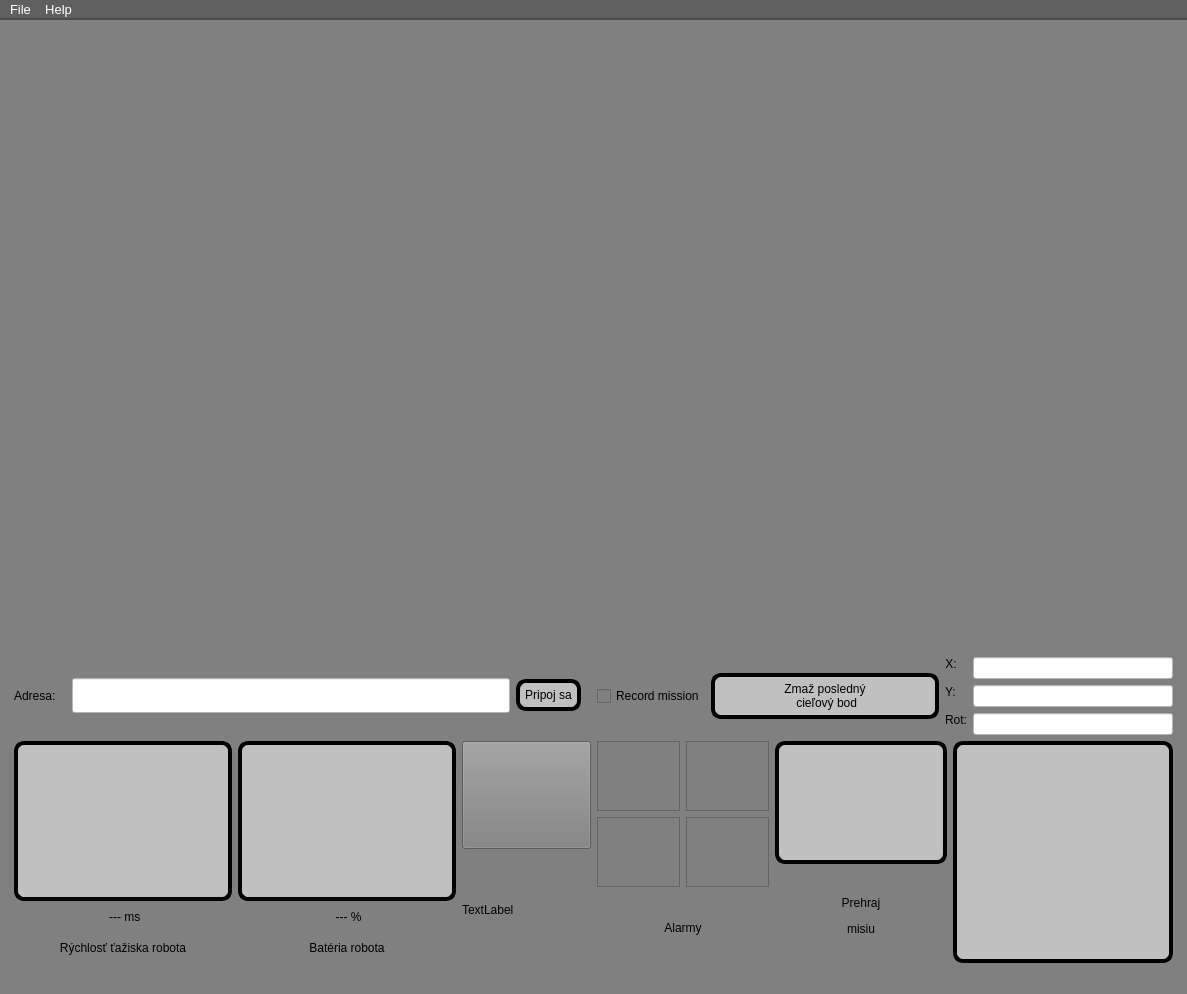
The window that robotGUI/mainwindow.ui (Samwise101/robotHMI) describes before a commit, drawn with Qt 5.
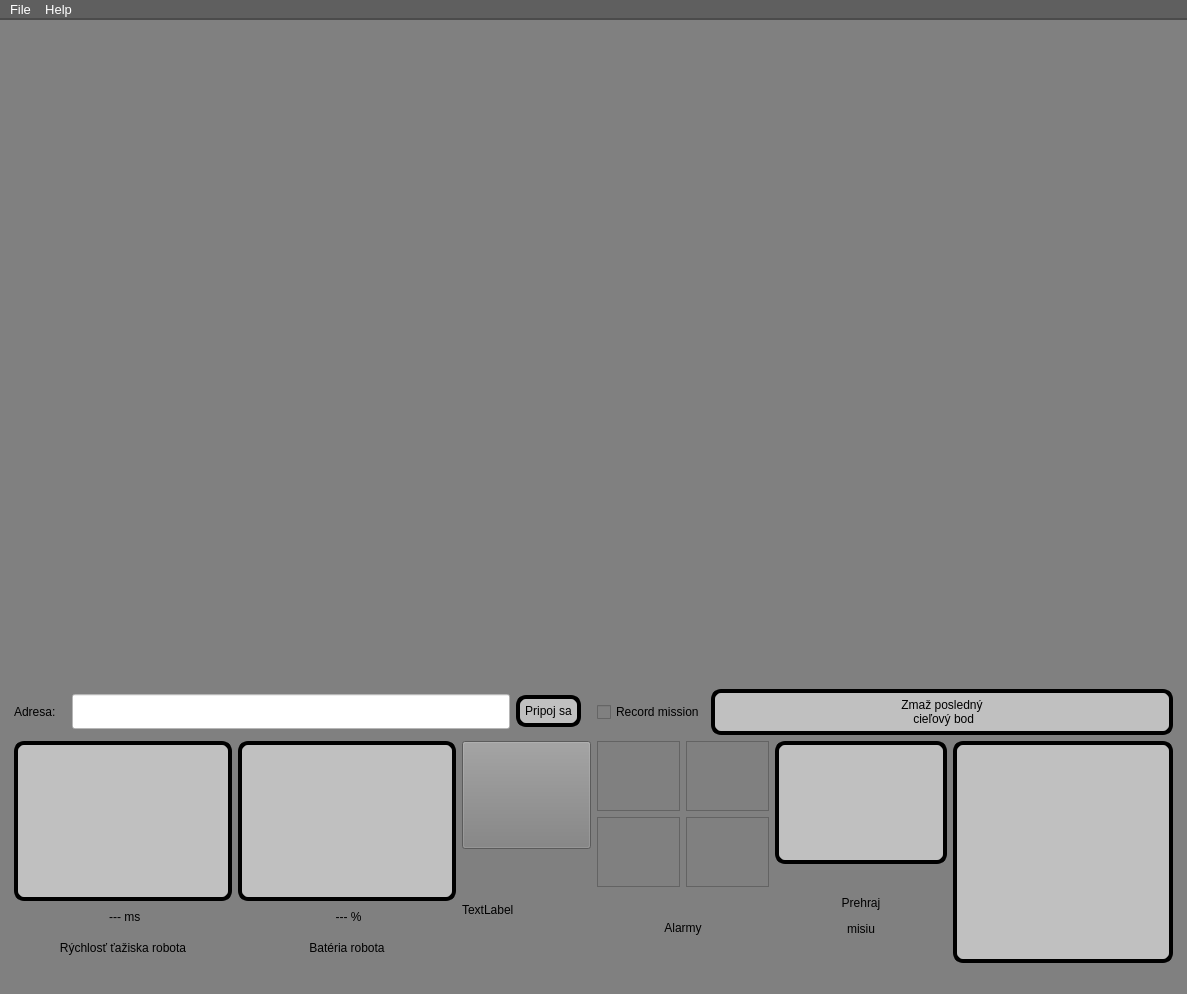
The same window after the commit. Icons and pictures are not drawn.

Diff of the .ui file:
```diff
--- a/robotGUI/mainwindow.ui
+++ b/robotGUI/mainwindow.ui
@@ -339,7 +339,7 @@
      </layout>
     </item>
     <item row="1" column="4">
-     <layout class="QHBoxLayout" name="horizontalLayout_2" stretch="0,0,0">
+     <layout class="QHBoxLayout" name="horizontalLayout_2" stretch="0,0">
       <item>
        <widget class="QCheckBox" name="checkBox">
         <property name="sizePolicy">
@@ -390,125 +390,6 @@
         </property>
        </widget>
       </item>
-      <item>
-       <layout class="QFormLayout" name="formLayout_2">
-        <item row="3" column="0">
-         <widget class="QLabel" name="label_3">
-          <property name="sizePolicy">
-           <sizepolicy hsizetype="Fixed" vsizetype="Fixed">
-            <horstretch>0</horstretch>
-            <verstretch>0</verstretch>
-           </sizepolicy>
-          </property>
-          <property name="styleSheet">
-           <string notr="true">font: 700 11pt &quot;Segoe UI&quot;;
-color:black;</string>
-          </property>
-          <property name="text">
-           <string>Y:</string>
-          </property>
-         </widget>
-        </item>
-        <item row="3" column="1">
-         <widget class="QLineEdit" name="yValue">
-          <property name="sizePolicy">
-           <sizepolicy hsizetype="Minimum" vsizetype="Fixed">
-            <horstretch>0</horstretch>
-            <verstretch>0</verstretch>
-           </sizepolicy>
-          </property>
-          <property name="minimumSize">
-           <size>
-            <width>200</width>
-            <height>0</height>
-           </size>
-          </property>
-          <property name="styleSheet">
-           <string notr="true">background-color:#ffffff;</string>
-          </property>
-         </widget>
-        </item>
-        <item row="4" column="0">
-         <widget class="QLabel" name="label_8">
-          <property name="sizePolicy">
-           <sizepolicy hsizetype="Fixed" vsizetype="Fixed">
-            <horstretch>0</horstretch>
-            <verstretch>0</verstretch>
-           </sizepolicy>
-          </property>
-          <property name="styleSheet">
-           <string notr="true">font: 700 11pt &quot;Segoe UI&quot;;
-color:black;
-</string>
-          </property>
-          <property name="text">
-           <string>Rot:</string>
-          </property>
-         </widget>
-        </item>
-        <item row="4" column="1">
-         <widget class="QLineEdit" name="rotValue">
-          <property name="sizePolicy">
-           <sizepolicy hsizetype="Minimum" vsizetype="Fixed">
-            <horstretch>0</horstretch>
-            <verstretch>0</verstretch>
-           </sizepolicy>
-          </property>
-          <property name="minimumSize">
-           <size>
-            <width>200</width>
-            <height>0</height>
-           </size>
-          </property>
-          <property name="styleSheet">
-           <string notr="true">background-color:#ffffff;</string>
-          </property>
-         </widget>
-        </item>
-        <item row="0" column="0">
-         <widget class="QLabel" name="label_2">
-          <property name="sizePolicy">
-           <sizepolicy hsizetype="Fixed" vsizetype="Fixed">
-            <horstretch>0</horstretch>
-            <verstretch>0</verstretch>
-           </sizepolicy>
-          </property>
-          <property name="layoutDirection">
-           <enum>Qt::LeftToRight</enum>
-          </property>
-          <property name="styleSheet">
-           <string notr="true">font: 700 11pt &quot;Segoe UI&quot;;
-color:black;</string>
-          </property>
-          <property name="text">
-           <string>X:</string>
-          </property>
-          <property name="alignment">
-           <set>Qt::AlignCenter</set>
-          </property>
-         </widget>
-        </item>
-        <item row="0" column="1">
-         <widget class="QLineEdit" name="xValue">
-          <property name="sizePolicy">
-           <sizepolicy hsizetype="Minimum" vsizetype="Fixed">
-            <horstretch>0</horstretch>
-            <verstretch>0</verstretch>
-           </sizepolicy>
-          </property>
-          <property name="minimumSize">
-           <size>
-            <width>200</width>
-            <height>0</height>
-           </size>
-          </property>
-          <property name="styleSheet">
-           <string notr="true">background-color:#ffffff;</string>
-          </property>
-         </widget>
-        </item>
-       </layout>
-      </item>
      </layout>
     </item>
     <item row="2" column="3">
```
